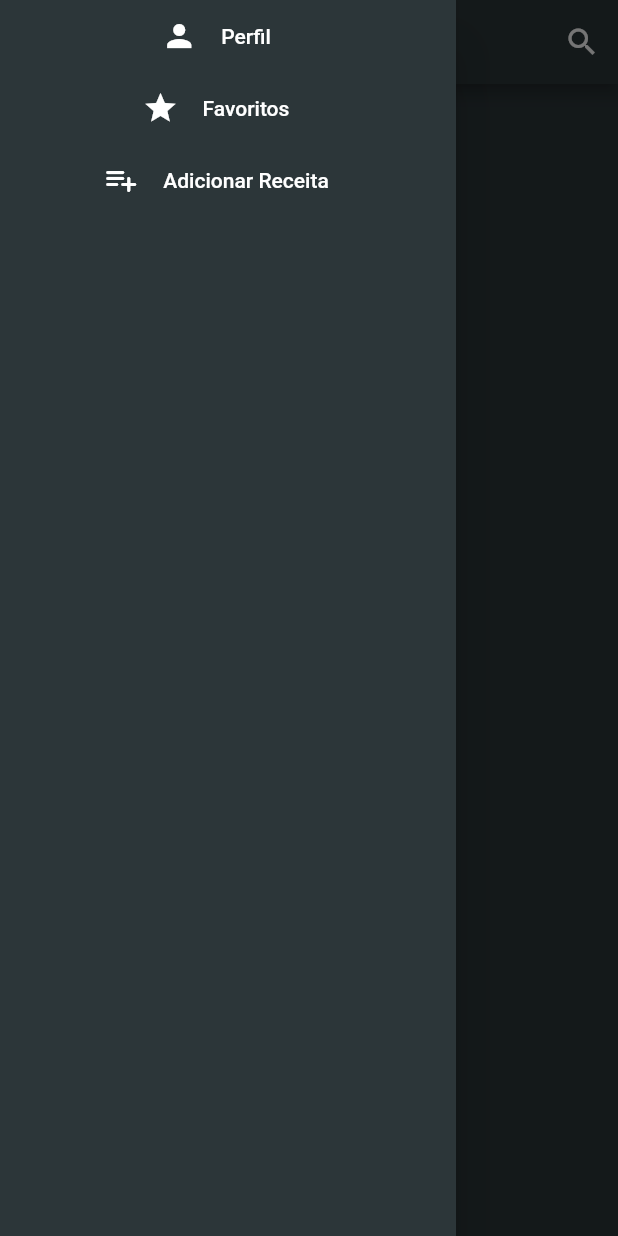
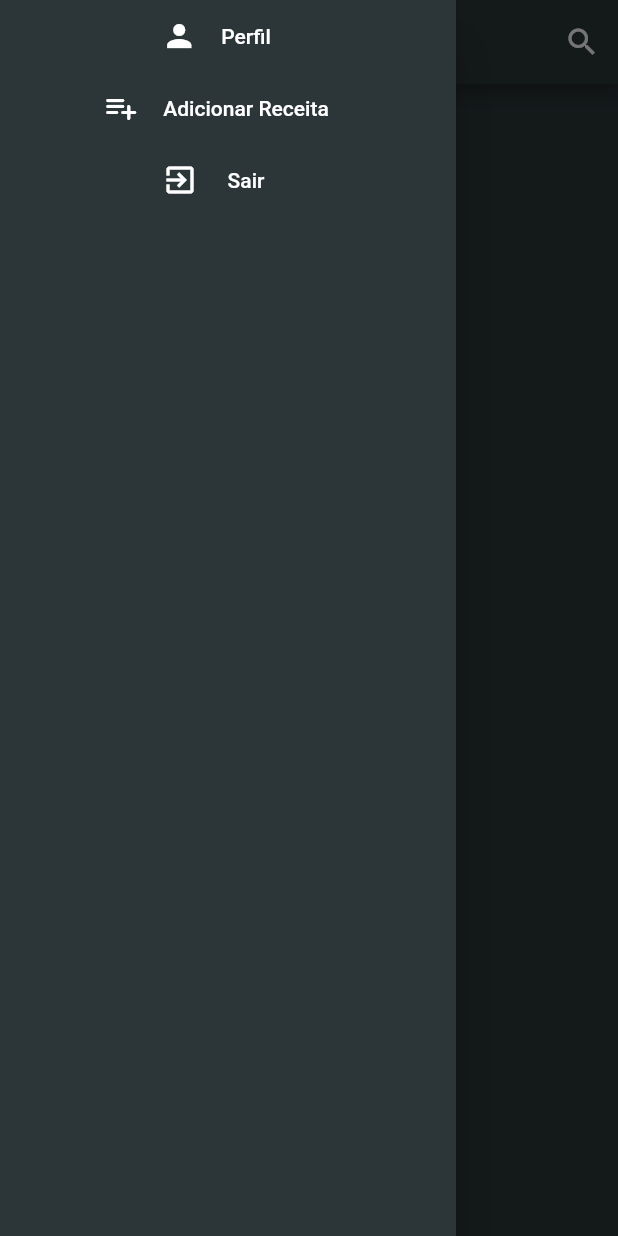
Before and after one commit to pedro-fie/proj-integrador, a Flutter app: the TelaPrincipal screen opened directly, with the side drawer open, on a phone screen of 412 x 824 dp. Run offline on Flutter 3.47's test engine with Material 2 defaults, Android fonts, the phone set to English and light mode, and no system bars; our stand-ins replace cloud_firestore, firebase_core, flutter_svg, localstorage; missing offline and left inert: dart:html, dart:js; accounts and stored records are empty.

Commit message:
Login e Tela principal de receitas feito

```diff
--- a/lib/Database/Database.dart
+++ b/lib/Database/Database.dart
@@ -7,8 +7,8 @@ class Database {
   final _db = FirebaseFirestore.instance;
 
   Database() {
-    usuarios = Dataset(_db, 'Usuario');
-    receitas = Dataset(_db, 'Receita');
+    usuarios = Dataset(_db, 'Usuario', Usuario.new);
+    receitas = Dataset(_db, 'Receita', Receita.new);
   }
 
   late Dataset<Usuario> usuarios;
--- a/lib/Models/SideBar.dart
+++ b/lib/Models/SideBar.dart
@@ -1,6 +1,10 @@
+import 'package:app/Storage/Storage.dart';
+import 'package:app/Telas/Iniciar.dart';
+import 'package:app/Telas/Perfil.dart';
 import 'package:flutter/material.dart';
 
-Widget _makeButtom(IconData icone, String texto, BuildContext context, var T) {
+Widget _makeButtom(IconData icone, String texto, BuildContext context,
+    Function(BuildContext)? T) {
   return Row(
     mainAxisAlignment: MainAxisAlignment.center,
     children: [
@@ -14,7 +18,7 @@ Widget _makeButtom(IconData icone, String texto, BuildContext context, var T) {
             Navigator.push(
               context,
               MaterialPageRoute(
-                builder: (context) => T(),
+                builder: T(context),
               ),
             ),
         },
@@ -35,12 +39,54 @@ Widget getDrawer(BuildContext context) {
   return Drawer(
     backgroundColor: const Color(0xFF2C3639),
     child: ListView(
-      padding: const EdgeInsets.fromLTRB(0, 0, 0, 2),
+      padding: const EdgeInsets.fromLTRB(0, 0, 0, 10),
       children: [
-        _makeButtom(Icons.person, 'Perfil', context, null),
-        _makeButtom(Icons.star, 'Favoritos', context, null),
         _makeButtom(
-            Icons.playlist_add_rounded, 'Adicionar Receita', context, null),
+          Icons.person,
+          'Perfil',
+          context,
+          (value) => {
+            Navigator.push(
+              value,
+              MaterialPageRoute(
+                builder: (v) => PerfilTela(),
+              ),
+            ),
+          },
+        ),
+        //_makeButtom(
+        //    Icons.star,
+        //    'Favoritos',
+        //    context,
+        //    (value) => {
+        //          //Navigator.push(
+        //          //  value,
+        //          //  MaterialPageRoute(
+        //          //    builder: (v) => PerfilTela(),
+        //          //  ),
+        //          //),
+        //        },),
+        _makeButtom(
+          Icons.playlist_add_rounded,
+          'Adicionar Receita',
+          context,
+          null,
+        ),
+        _makeButtom(
+          Icons.exit_to_app,
+          'Sair',
+          context,
+          (value) => {
+            Storage.clear(),
+            Navigator.popUntil(value, (route) => route.isFirst),
+            Navigator.push(
+              value,
+              MaterialPageRoute(
+                builder: (v) => Iniciar(),
+              ),
+            ),
+          },
+        ),
       ],
     ),
   );
--- a/lib/Storage/Storage.dart
+++ b/lib/Storage/Storage.dart
@@ -3,10 +3,18 @@ import 'dart:convert';
 import 'package:localstorage/localstorage.dart';
 
 class Storage {
-  static final LocalStorage _local = new LocalStorage('store.json');
+  static final LocalStorage _local = LocalStorage('store.json');
+  static Future<void> prepare() async => await _local.ready;
 
-  static void SetToken(String value) =>
-      _local.setItem('token', jsonEncode(value));
+  static void setStorage(String campo, String value) {
+    _local.setItem(campo, jsonEncode(value));
+  }
 
-  static String GetToken() => _local.getItem('token');
+  static T? getStorage<T>(String campo) {
+    var data = _local.getItem(campo);
+    if (data == null) return null;
+    return jsonDecode(data) as T;
+  }
+
+  static void clear() => _local.clear();
 }
--- a/lib/Telas/Login.dart
+++ b/lib/Telas/Login.dart
@@ -1,6 +1,7 @@
 import 'dart:async';
 import 'dart:js';
 
+import 'package:app/Storage/Storage.dart';
 import 'package:app/Telas/Cadastro.dart';
 import 'package:app/Telas/Principal.dart';
 import 'package:app/Telas/RecuperarSenha.dart';
--- a/lib/Telas/Principal.dart
+++ b/lib/Telas/Principal.dart
@@ -1,42 +1,15 @@
 import 'dart:html';
 import 'dart:typed_data';
 
+import 'package:app/Database/Database.dart';
+import 'package:app/Models/DadosLogin.dart';
 import 'package:app/Models/SideBar.dart';
 import 'package:app/Models/TopBar.dart';
 import 'package:flutter/material.dart';
 import '../Models/Card.dart';
-import 'package:flutter_svg/flutter_svg.dart';
+import 'package:app/Storage/Storage.dart';
 
 class TelaPrincipal extends StatelessWidget {
-  Widget createCard(Cartao c, BuildContext context) {
-    return Container(
-      alignment: Alignment.topCenter,
-      width: MediaQuery.of(context).size.height * .7,
-      child: Column(
-        children: [
-          if (c.image != null)
-            SvgPicture.memory(
-              c.image ?? Uint8List(0),
-              height: MediaQuery.of(context).size.height * .2,
-              fit: BoxFit.cover,
-            ),
-          if (c.image == null)
-            Container(
-              height: MediaQuery.of(context).size.height * .2,
-              alignment: Alignment.center,
-              decoration: const BoxDecoration(color: Colors.white),
-              child: const Text('Error'),
-            ),
-          Container(
-            alignment: Alignment.center,
-            decoration: const BoxDecoration(color: Color(0xFFA27B5C)),
-            child: Text(c.text),
-          )
-        ],
-      ),
-    );
-  }
-
   @override
   Widget build(BuildContext context) {
     return Scaffold(
@@ -48,8 +21,55 @@ class TelaPrincipal extends StatelessWidget {
         ),
       ]),
       drawer: getDrawer(context),
-      body: Column(
-        children: [],
+      body: _TelaP(),
+    );
+  }
+}
+
+class _TelaP extends StatefulWidget {
+  @override
+  State<StatefulWidget> createState() => _TelaPState();
+}
+
+class _TelaPState extends State<_TelaP> {
+  List<Cartao> cards = <Cartao>[];
+
+  _TelaPState() {
+    Database db = Database();
+    db.receitas
+        .Get(null,
+            isNotEqualTo: Storage.getStorage("usuarioId"), field: "UsuarioId")
+        .then(
+          (value) => {
+            if (value.isNotEmpty)
+              {
+                value.forEach(
+                  (e) {
+                    cards.add(Cartao(e.id, e.titulo, e.descricao, e.curtida,
+                        e.usuarioId, e.imagem));
+                  },
+                ),
+                setState(() {}),
+              }
+          },
+        );
+  }
+
+  List<Widget> getCards(BuildContext context) {
+    List<Widget> w = <Widget>[];
+    for (var e in cards) {
+      w.add(e.createCard(context));
+    }
+    return w;
+  }
+
+  @override
+  Widget build(BuildContext context) {
+    return Container(
+      alignment: Alignment.topCenter,
+      margin: const EdgeInsets.only(top: 5, bottom: 5),
+      child: Column(
+        children: getCards(context),
       ),
     );
   }
```
Also changed, not shown: lib/Database/Dataset/Dataset.dart (+22 -8 lines), lib/Database/Dataset/Receita.dart (+19 -9 lines), lib/Database/Dataset/TableBase.dart (+5 -5 lines), lib/Database/Dataset/Usuario.dart (+18 -9 lines), lib/Models/Card.dart (+49 -9 lines), lib/Models/DadosLogin.dart (+6 -2 lines), lib/Telas/Perfil.dart (added, +115 -0 lines), lib/Telas/Receita.dart (deleted, +0 -53 lines), lib/main.dart (+6 -1 lines), assets/images/perfil.png (added), 1 other file.
